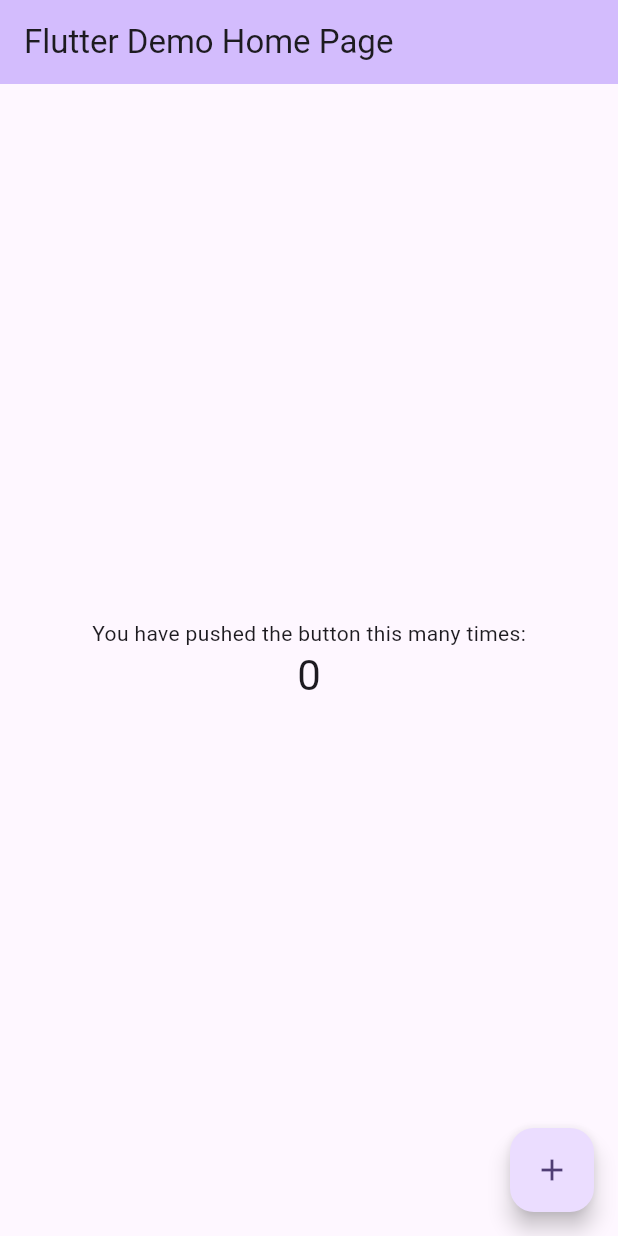
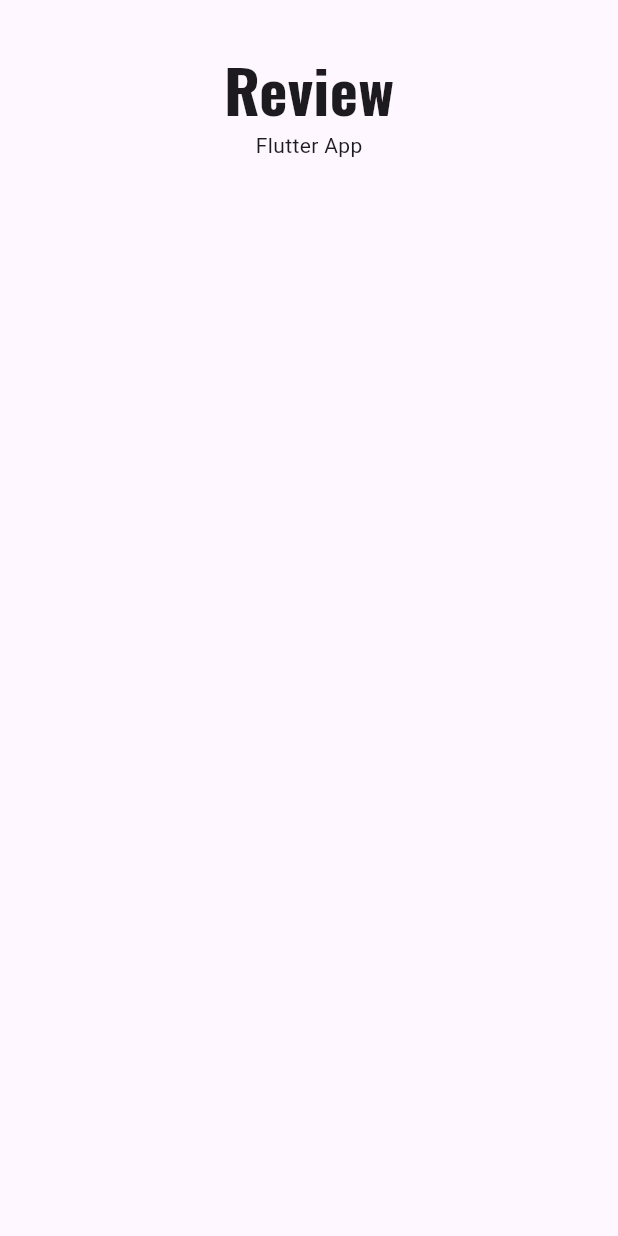
Before and after one commit to Anvar-Yunusov/app_page_flutter, a Flutter app: the screen it shows after launch, on a phone screen of 412 x 824 dp. Run offline on Flutter 3.47's test engine with Material 3 defaults, Android fonts, the phone set to English and light mode, and no system bars.

Commit message:
Добавление шрифта, подготовка начального экрана

```diff
--- a/lib/main.dart
+++ b/lib/main.dart
@@ -10,116 +10,29 @@
   // This widget is the root of your application.
   @override
   Widget build(BuildContext context) {
-    return MaterialApp(
-      title: 'Flutter Demo',
-      theme: ThemeData(
-        // This is the theme of your application.
-        //
-        // TRY THIS: Try running your application with "flutter run". You'll see
-        // the application has a purple toolbar. Then, without quitting the app,
-        // try changing the seedColor in the colorScheme below to Colors.green
-        // and then invoke "hot reload" (save your changes or press the "hot
-        // reload" button in a Flutter-supported IDE, or press "r" if you used
-        // the command line to start the app).
-        //
-        // Notice that the counter didn't reset back to zero; the application
-        // state is not lost during the reload. To reset the state, use hot
-        // restart instead.
-        //
-        // This works for code too, not just values: Most code changes can be
-        // tested with just a hot reload.
-        colorScheme: ColorScheme.fromSeed(seedColor: Colors.deepPurple),
-        useMaterial3: true,
-      ),
-      home: const MyHomePage(title: 'Flutter Demo Home Page'),
+    return const MaterialApp(
+      home: MyPageScreen(),
     );
   }
 }
 
-class MyHomePage extends StatefulWidget {
-  const MyHomePage({super.key, required this.title});
 
-  // This widget is the home page of your application. It is stateful, meaning
-  // that it has a State object (defined below) that contains fields that affect
-  // how it looks.
-
-  // This class is the configuration for the state. It holds the values (in this
-  // case the title) provided by the parent (in this case the App widget) and
-  // used by the build method of the State. Fields in a Widget subclass are
-  // always marked "final".
-
-  final String title;
-
-  @override
-  State<MyHomePage> createState() => _MyHomePageState();
-}
-
-class _MyHomePageState extends State<MyHomePage> {
-  int _counter = 0;
-
-  void _incrementCounter() {
-    setState(() {
-      // This call to setState tells the Flutter framework that something has
-      // changed in this State, which causes it to rerun the build method below
-      // so that the display can reflect the updated values. If we changed
-      // _counter without calling setState(), then the build method would not be
-      // called again, and so nothing would appear to happen.
-      _counter++;
-    });
-  }
+class MyPageScreen extends StatelessWidget {
+  const MyPageScreen({super.key});
 
   @override
   Widget build(BuildContext context) {
-    // This method is rerun every time setState is called, for instance as done
-    // by the _incrementCounter method above.
-    //
-    // The Flutter framework has been optimized to make rerunning build methods
-    // fast, so that you can just rebuild anything that needs updating rather
-    // than having to individually change instances of widgets.
-    return Scaffold(
-      appBar: AppBar(
-        // TRY THIS: Try changing the color here to a specific color (to
-        // Colors.amber, perhaps?) and trigger a hot reload to see the AppBar
-        // change color while the other colors stay the same.
-        backgroundColor: Theme.of(context).colorScheme.inversePrimary,
-        // Here we take the value from the MyHomePage object that was created by
-        // the App.build method, and use it to set our appbar title.
-        title: Text(widget.title),
-      ),
+    return const Scaffold(
       body: Center(
-        // Center is a layout widget. It takes a single child and positions it
-        // in the middle of the parent.
         child: Column(
-          // Column is also a layout widget. It takes a list of children and
-          // arranges them vertically. By default, it sizes itself to fit its
-          // children horizontally, and tries to be as tall as its parent.
-          //
-          // Column has various properties to control how it sizes itself and
-          // how it positions its children. Here we use mainAxisAlignment to
-          // center the children vertically; the main axis here is the vertical
-          // axis because Columns are vertical (the cross axis would be
-          // horizontal).
-          //
-          // TRY THIS: Invoke "debug painting" (choose the "Toggle Debug Paint"
-          // action in the IDE, or press "p" in the console), to see the
-          // wireframe for each widget.
-          mainAxisAlignment: MainAxisAlignment.center,
-          children: <Widget>[
-            const Text(
-              'You have pushed the button this many times:',
-            ),
-            Text(
-              '$_counter',
-              style: Theme.of(context).textTheme.headlineMedium,
-            ),
+
+          children: [
+            SizedBox(height: 30,),
+            Text("Review", style: TextStyle(fontSize: 40, fontFamily: "Oswald",fontWeight: FontWeight.bold)),
+            Text("Flutter App"),
           ],
         ),
-      ),
-      floatingActionButton: FloatingActionButton(
-        onPressed: _incrementCounter,
-        tooltip: 'Increment',
-        child: const Icon(Icons.add),
-      ), // This trailing comma makes auto-formatting nicer for build methods.
+      )
     );
   }
 }
```
Also changed, not shown: pubspec.yaml (+5 -11 lines), fonts/Oswald-VariableFont_wght.ttf (added).
